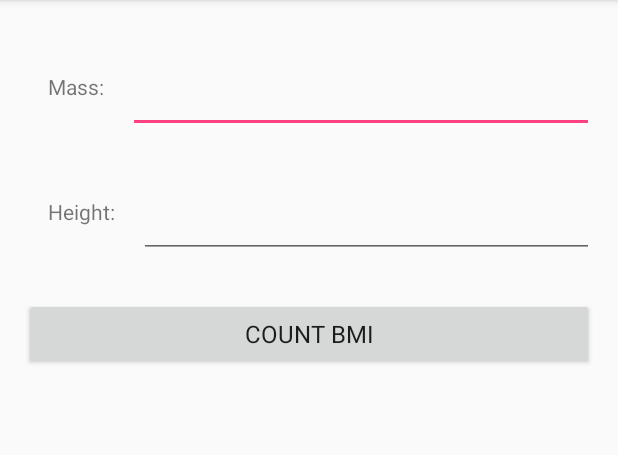
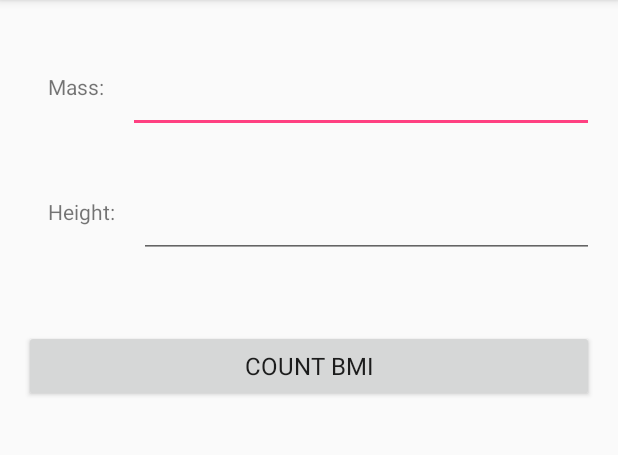
Before and after one commit to kolboch/Android-Development, an Android app: the screen it shows after launch (MainActivity), on a phone screen of 412 x 824 dp, the part 84-539 px from its top. Run offline under Robolectric (Android 15) with nearby library versions, the phone set to English and light mode, and no system bars.

Commit message:
Unit dependent part is now driven by fragments, revelant layouts for fragments

```diff
--- a/BMI calculator/app/build.gradle
+++ b/BMI calculator/app/build.gradle
@@ -5,7 +5,7 @@ android {
     buildToolsVersion "25.0.1"
     defaultConfig {
         applicationId "bochynski.karol.lab1"
-        minSdkVersion 15
+        minSdkVersion 16
         targetSdkVersion 25
         versionCode 1
         versionName "1.0"
--- a/BMI calculator/app/src/main/java/bochynski/karol/bmi/MainActivity.java
+++ b/BMI calculator/app/src/main/java/bochynski/karol/bmi/MainActivity.java
@@ -1,6 +1,8 @@
 package bochynski.karol.bmi;
 
 import android.os.Bundle;
+import android.support.v4.app.Fragment;
+import android.support.v4.app.FragmentTransaction;
 import android.support.v7.app.AppCompatActivity;
 import android.view.Menu;
 import android.view.MenuInflater;
@@ -12,55 +14,61 @@ import android.widget.EditText;
 import android.widget.TextView;
 import android.widget.Toast;
 
+import bochynski.karol.bmi.fragments.InputImperialFragment;
+import bochynski.karol.bmi.fragments.InputMetricFragment;
+
 public class MainActivity extends AppCompatActivity {
 
     private Button countBmiBttn;
 
-    private TextView massLabelMetric;
-    private TextView heightLabelMetric;
-    private EditText massInputMetric;
-    private EditText heightInputMetric;
-
     private TextView resultBMI;
     private TextView resultBMIdescription;
 
-    private EditText stonesInputImperial;
-    private TextView stonesLabelImperial;
-    private EditText poundsInputImperial;
-    private TextView poundsLabelImperial;
-
-    private EditText feetInputImperial;
-    private TextView feetLabelImperial;
-    private EditText inchesInputImperial;
-    private TextView inchesLabelImperial;
-
-    private CountBMIForKgM counterKgM;
+    private ICountBMI counter;
 
     @Override
     protected void onCreate(Bundle savedInstanceState) {
         super.onCreate(savedInstanceState);
         setContentView(R.layout.activity_main);
 
-        assignMetricViews();
-
-        resultBMI = (TextView)findViewById(R.id.BMI_result);
-        resultBMIdescription = (TextView)findViewById(R.id.BMI_result_description);
-
-        counterKgM= new CountBMIForKgM();
-
+        resultBMI = (TextView) findViewById(R.id.BMI_result);
+        resultBMIdescription = (TextView) findViewById(R.id.BMI_result_description);
+        countBmiBttn = (Button)findViewById(R.id.count_bmi_button);
+        addFragmentIfNotPresent();
         setListeners();
     }
 
-    private void setListeners(){
-        countBmiBttn = (Button)findViewById(R.id.count_bmi_button);
+    private void addFragmentIfNotPresent() {
+        Fragment fragment = getSupportFragmentManager().findFragmentById(R.id.data_input_frame);
+        if (fragment == null) {
+            FragmentTransaction transaction = getSupportFragmentManager().beginTransaction();
+            transaction.replace(R.id.data_input_frame, new InputMetricFragment());
+            transaction.commit();
+        }
+    }
+
+    private void setListeners() {
         countBmiBttn.setOnClickListener(new OnClickListener() {
             @Override
             public void onClick(View view) {
-                float result = counterKgM.countBMI(Float.parseFloat(massInputMetric.getText().toString()),
-                        Float.parseFloat(heightInputMetric.getText().toString()));
-                showResultViews();
-                setResultsBMI(result);
-                Toast.makeText(getApplicationContext(), "countBMI", Toast.LENGTH_SHORT).show();
+                if(isFragmentMetric()){
+                    counter = new CountBMIForKgM();
+                    float result = counter.countBMI(
+                                    Float.parseFloat(((EditText)findViewById(R.id.mass_input)).getText().toString()),
+                                     Float.parseFloat(((EditText)findViewById(R.id.height_input)).getText().toString()));
+                    setResultsBMI(result);
+                    showResultViews();
+                }
+                else if(isFragmentImperial()){
+                    counter = new CountBMIForLbIn();
+                    float result = ((CountBMIForLbIn)counter).countBMI(
+                            Float.parseFloat(((EditText)findViewById(R.id.stones_input)).getText().toString()),
+                            Float.parseFloat(((EditText)findViewById(R.id.pounds_input)).getText().toString()),
+                            Float.parseFloat(((EditText)findViewById(R.id.feet_input)).getText().toString()),
+                            Float.parseFloat(((EditText)findViewById(R.id.inches_input)).getText().toString()));
+                    setResultsBMI(result);
+                    showResultViews();
+                }
             }
         });
     }
@@ -74,37 +82,55 @@ public class MainActivity extends AppCompatActivity {
 
     @Override
     public boolean onOptionsItemSelected(MenuItem item) {
-        switch(item.getItemId()){
+        FragmentTransaction transaction;
+        switch (item.getItemId()) {
             case R.id.menu_item_kg_meters:
-                Toast.makeText(this, "metric", Toast.LENGTH_SHORT).show();
+                if (!isFragmentMetric()) {
+                    Fragment metric = InputMetricFragment.newInstance();
+                    transaction = getSupportFragmentManager().beginTransaction();
+                    transaction.replace(R.id.data_input_frame, metric);
+                    transaction.commit();
+                    hideResultsViews();
+                    Toast.makeText(this, "metric", Toast.LENGTH_SHORT).show();
+                }
                 return true;
             case R.id.menu_item_lb_inches:
-                Toast.makeText(this, "imperial", Toast.LENGTH_SHORT).show();
+                if (!isFragmentImperial()) {
+                    Fragment imperial = InputImperialFragment.newInstance();
+                    transaction = getSupportFragmentManager().beginTransaction();
+                    transaction.replace(R.id.data_input_frame, imperial);
+                    transaction.commit();
+                    hideResultsViews();
+                    Toast.makeText(this, "imperial", Toast.LENGTH_SHORT).show();
+                }
                 return true;
             default:
                 return super.onOptionsItemSelected(item);
         }
     }
 
-    private void assignMetricViews(){
-        massInputMetric = (EditText)findViewById(R.id.mass_input);
-        heightInputMetric = (EditText)findViewById(R.id.height_input);
-        massLabelMetric = (TextView)findViewById(R.id.mass_label);
-        heightLabelMetric = (TextView)findViewById(R.id.height_label);
+    private boolean isFragmentMetric(){
+        Fragment fragment = getSupportFragmentManager().findFragmentById(R.id.data_input_frame);
+        return fragment instanceof InputMetricFragment;
     }
 
-    private void showResultViews(){
+    private boolean isFragmentImperial(){
+        Fragment fragment = getSupportFragmentManager().findFragmentById(R.id.data_input_frame);
+        return fragment instanceof  InputImperialFragment;
+    }
+
+    private void showResultViews() {
         resultBMI.setVisibility(View.VISIBLE);
         resultBMIdescription.setVisibility(View.VISIBLE);
     }
 
-    private void hideResultsViews(){
+    private void hideResultsViews() {
         resultBMI.setVisibility(View.GONE);
         resultBMIdescription.setVisibility(View.GONE);
     }
 
-    private void setResultsBMI(float result){
+    private void setResultsBMI(float result) {
         resultBMI.setText("" + result);
-        //call Analyzer for description and color of result
+        //TODO call Analyzer for description and color of result
     }
 }
--- /dev/null
+++ b/BMI calculator/app/src/main/java/bochynski/karol/bmi/fragments/InputMetricFragment.java
@@ -0,0 +1,27 @@
+package bochynski.karol.bmi.fragments;
+
+import android.os.Bundle;
+import android.support.annotation.Nullable;
+import android.support.v4.app.Fragment;
+import android.view.LayoutInflater;
+import android.view.View;
+import android.view.ViewGroup;
+
+import bochynski.karol.bmi.R;
+
+/**
+ * Created by Karol on 2017-03-24.
+ */
+
+public class InputMetricFragment extends Fragment {
+
+    public static InputMetricFragment newInstance(){
+        return new InputMetricFragment();
+    }
+
+    @Nullable
+    @Override
+    public View onCreateView(LayoutInflater inflater, @Nullable ViewGroup container, @Nullable Bundle savedInstanceState) {
+        return inflater.inflate(R.layout.fragment_input_metric, container, false);
+    }
+}
--- a/BMI calculator/app/src/main/res/layout/activity_main.xml
+++ b/BMI calculator/app/src/main/res/layout/activity_main.xml
@@ -14,80 +14,17 @@
     android:paddingTop="@dimen/activity_vertical_margin"
     tools:context="bochynski.karol.bmi.MainActivity">
 
-    <TextView
-        android:id="@+id/mass_label"
-        android:layout_width="wrap_content"
+    <FrameLayout
+        android:id="@+id/data_input_frame"
+        android:layout_width="match_parent"
         android:layout_height="wrap_content"
-        android:layout_alignParentLeft="true"
-        android:layout_alignParentTop="true"
-        android:layout_marginBottom="32dp"
-        android:layout_marginTop="16dp"
-        android:fontFamily="sans-serif"
-        android:padding="16dp"
-        android:text="@string/mass_textView"/>
-
-    <EditText
-        android:id="@+id/mass_input"
-        android:layout_width="wrap_content"
-        android:layout_height="wrap_content"
-        android:layout_alignParentRight="true"
-        android:layout_marginTop="16dp"
-        android:layout_toRightOf="@id/mass_label"
-        android:inputType="numberDecimal"
-        android:padding="16dp"/>
-
-    <TextView
-        android:id="@+id/height_label"
-        android:layout_width="wrap_content"
-        android:layout_height="wrap_content"
-        android:layout_below="@id/mass_label"
-        android:layout_marginBottom="32dp"
-        android:fontFamily="sans-serif"
-        android:padding="16dp"
-        android:text="@string/height_textView"/>
-
-    <EditText
-        android:id="@+id/height_input"
-        android:layout_width="wrap_content"
-        android:layout_height="wrap_content"
-        android:layout_alignParentRight="true"
-        android:layout_below="@id/mass_label"
-        android:layout_marginBottom="32dp"
-        android:layout_toRightOf="@id/height_label"
-        android:inputType="numberDecimal"
-        android:padding="16dp"/>
-
-    <!-- alternative views for imperial units mode -->
-    <TextView
-        android:id="@+id/stones_label"
-        android:layout_width="wrap_content"
-        android:layout_height="wrap_content"
-        android:layout_alignParentLeft="true"
-        android:layout_alignParentTop="true"
-        android:layout_marginBottom="32dp"
-        android:layout_marginTop="16dp"
-        android:fontFamily="sans-serif"
-        android:padding="16dp"
-        android:text="@string/mass_stones_textView"
-        android:visibility="gone"/>
-
-    <EditText
-        android:id="@+id/stones_input"
-        android:layout_width="wrap_content"
-        android:layout_height="wrap_content"
-        android:layout_marginBottom="32dp"
-        android:layout_marginTop="16dp"
-        android:layout_toRightOf="@id/stones_label"
-        android:inputType="numberDecimal"
-        android:padding="16dp"
-        android:visibility="gone"/>
-    <!-- end of alternative views for imperial units mode -->
+        android:layout_marginBottom="16dp"/>
 
     <Button
         android:id="@+id/count_bmi_button"
         android:layout_width="match_parent"
         android:layout_height="wrap_content"
-        android:layout_below="@id/height_label"
+        android:layout_below="@id/data_input_frame"
         android:fontFamily="sans-serif"
         android:padding="12dp"
         android:text="@string/count_bmi_button"
--- /dev/null
+++ b/BMI calculator/app/src/main/res/layout/fragment_input_metric.xml
@@ -0,0 +1,47 @@
+<?xml version="1.0" encoding="utf-8"?>
+<RelativeLayout xmlns:android="http://schemas.android.com/apk/res/android"
+                android:layout_width="match_parent"
+                android:layout_height="match_parent">
+    <TextView
+        android:id="@+id/mass_label"
+        android:layout_width="wrap_content"
+        android:layout_height="wrap_content"
+        android:layout_alignParentLeft="true"
+        android:layout_alignParentTop="true"
+        android:layout_marginBottom="32dp"
+        android:layout_marginTop="16dp"
+        android:fontFamily="sans-serif"
+        android:padding="16dp"
+        android:text="@string/mass_textView"/>
+
+    <EditText
+        android:id="@+id/mass_input"
+        android:layout_width="wrap_content"
+        android:layout_height="wrap_content"
+        android:layout_alignParentRight="true"
+        android:layout_marginTop="16dp"
+        android:layout_toRightOf="@id/mass_label"
+        android:inputType="numberDecimal"
+        android:padding="16dp"/>
+
+    <TextView
+        android:id="@+id/height_label"
+        android:layout_width="wrap_content"
+        android:layout_height="wrap_content"
+        android:layout_below="@id/mass_label"
+        android:layout_marginBottom="32dp"
+        android:fontFamily="sans-serif"
+        android:padding="16dp"
+        android:text="@string/height_textView"/>
+
+    <EditText
+        android:id="@+id/height_input"
+        android:layout_width="wrap_content"
+        android:layout_height="wrap_content"
+        android:layout_alignParentRight="true"
+        android:layout_below="@id/mass_label"
+        android:layout_marginBottom="32dp"
+        android:layout_toRightOf="@id/height_label"
+        android:inputType="numberDecimal"
+        android:padding="16dp"/>
+</RelativeLayout>
```
Also changed, not shown: BMI calculator/app/src/main/java/bochynski/karol/bmi/fragments/InputImperialFragment.java (added, +34 -0 lines), BMI calculator/app/src/main/res/layout/fragment_input_imperial.xml (added, +93 -0 lines).
